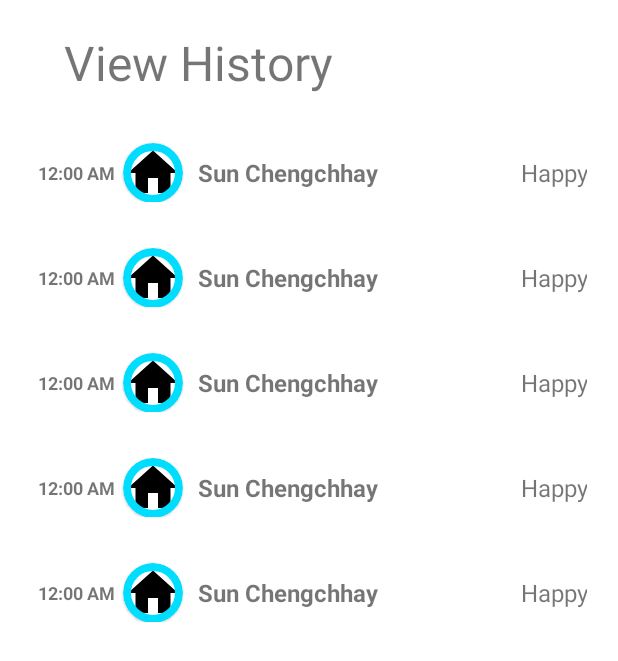
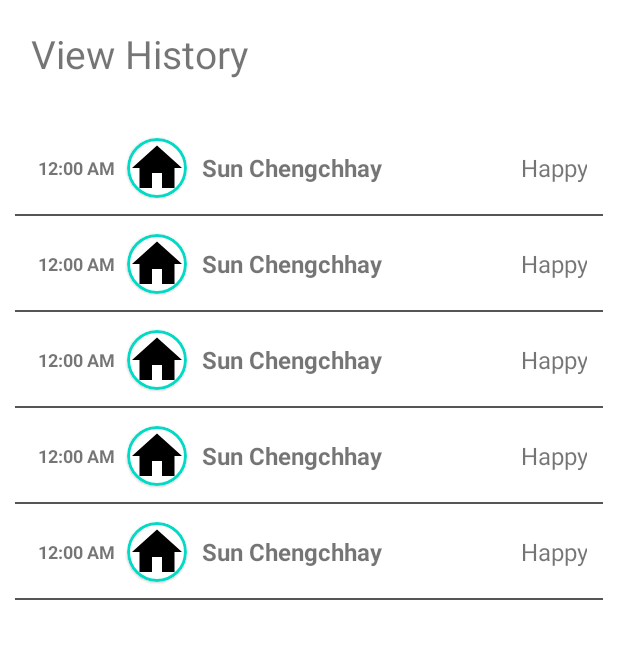
Before and after one commit to rithysokha/emootional-detection-with-gg-ml-kit, an Android app: the layout fragment_history.xml on its own in the app's theme, with its tools: preview values and no code run, on a phone screen of 412 x 824 dp. Shown: the top 661 px of the screen. Run offline under Robolectric (Android 15) with nearby library versions, the light colour scheme and no system bars; network calls fail.

Commit message:
improve history ui & add translation

```diff
--- a/app/src/main/res/layout/card_view_design.xml
+++ b/app/src/main/res/layout/card_view_design.xml
@@ -4,8 +4,9 @@
     xmlns:app="http://schemas.android.com/apk/res-auto"
     xmlns:tools="http://schemas.android.com/tools"
     android:layout_width="match_parent"
-    android:layout_height="50dp"
-    android:layout_margin="10dp"
+    android:layout_height="64dp"
+    android:layout_marginHorizontal="10dp"
+    android:background="@drawable/border_bottom"
     app:cardElevation="6dp">
 
     <LinearLayout
@@ -32,9 +33,9 @@
             android:layout_alignParentBottom="true"
             android:layout_centerHorizontal="true"
             app:cardCornerRadius="90dp"
-            android:layout_marginStart="5dp"
-            app:strokeColor="@android:color/holo_blue_bright"
-            app:strokeWidth="5dp">
+            android:layout_marginStart="8dp"
+            app:strokeColor="@color/teal_200"
+            app:strokeWidth="2dp">
 
             <ImageView
                 android:id="@+id/profileImageView"
--- a/app/src/main/res/layout/fragment_history.xml
+++ b/app/src/main/res/layout/fragment_history.xml
@@ -19,10 +19,9 @@
             android:id="@+id/textView"
             android:layout_width="wrap_content"
             android:layout_height="wrap_content"
-            android:paddingStart="40sp"
-            android:text="View History"
-            android:layout_marginTop="20dp"
-            android:textSize="32sp" />
+            android:padding="18dp"
+            android:text="@string/view_history"
+            android:textSize="26sp" />
     </LinearLayout>
 
     <LinearLayout
--- a/app/src/main/res/layout/fragment_home.xml
+++ b/app/src/main/res/layout/fragment_home.xml
@@ -57,7 +57,7 @@
                 android:id="@+id/face_detection"
                 android:layout_width="150dp"
                 android:layout_height="150dp"
-                android:layout_marginTop="30dp"
+                android:layout_marginTop="20dp"
                 android:layout_marginEnd="35dp"
                 android:background="@drawable/rounded_circle"
                 app:layout_constraintEnd_toEndOf="parent"
@@ -83,7 +83,7 @@
                 android:layout_width="150dp"
                 android:layout_height="150dp"
                 android:layout_marginStart="35dp"
-                android:layout_marginTop="30dp"
+                android:layout_marginTop="20dp"
                 android:background="@drawable/rounded_circle"
                 app:layout_constraintStart_toStartOf="parent"
                 app:layout_constraintTop_toTopOf="parent"
--- a/app/src/main/res/layout/fragment_profile.xml
+++ b/app/src/main/res/layout/fragment_profile.xml
@@ -33,7 +33,7 @@
                 android:padding="18dp"
                 android:text="@string/edit_profile"
                 style="@style/Theme.EmotionDetector"
-                android:textSize="28sp"/>
+                android:textSize="26sp"/>
         </LinearLayout>
 
         <LinearLayout
--- a/app/src/main/res/values/strings.xml
+++ b/app/src/main/res/values/strings.xml
@@ -16,6 +16,7 @@
     <string name="setting">Setting</string>
     <string name="face_detection">Face Detection</string>
     <string name="edit_profile">Edit Profile</string>
+    <string name="view_history">View History</string>
     <string-array name="language_options">
             <item>English</item>
             <item>Khmer</item>
```
Also changed, not shown: 1 other file.
